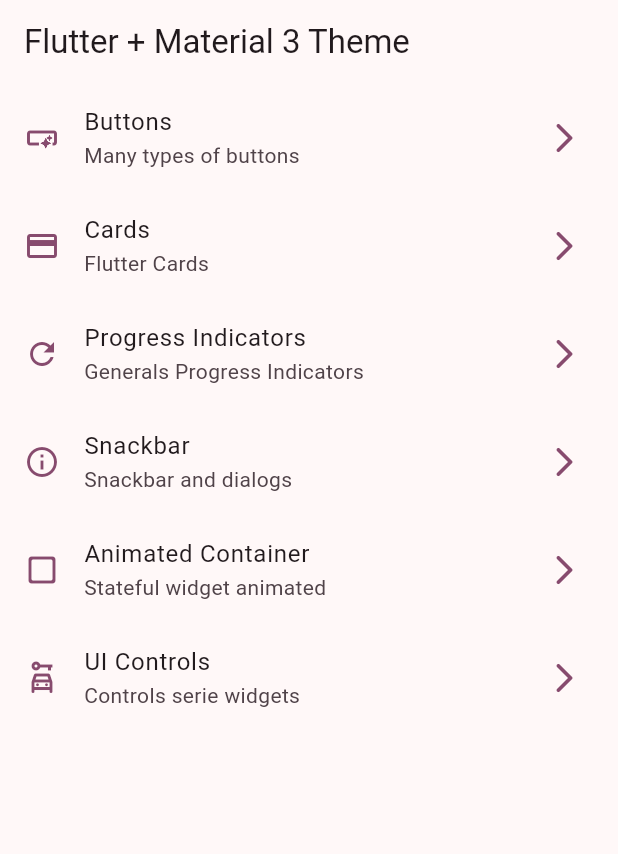
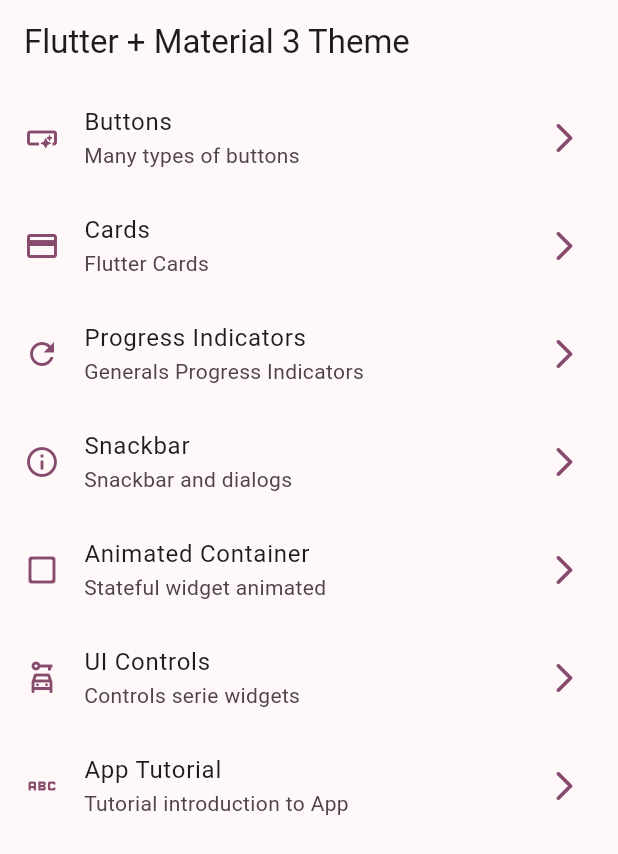
Before and after one commit to jquinterom/flutter-widgets, a Flutter app: the screen it shows after launch, on a phone screen of 412 x 824 dp. Shown: the top 854 px of the screen. Run offline on Flutter 3.47's test engine with Material 3 defaults, Android fonts, the phone set to English and light mode, and no system bars; our stand-ins replace go_router.

```diff
--- a/lib/config/menu/menu_items.dart
+++ b/lib/config/menu/menu_items.dart
@@ -51,4 +51,10 @@ const appMenuItems = <MenuItem>[
     link: '/ui_controls',
     icon: Icons.car_rental_outlined,
   ),
+  MenuItem(
+    title: 'App Tutorial',
+    subTitle: 'Tutorial introduction to App',
+    link: '/tutorial',
+    icon: Icons.abc_outlined,
+  ),
 ];
--- a/lib/config/router/app_router.dart
+++ b/lib/config/router/app_router.dart
@@ -40,5 +40,10 @@ final appRouter = GoRouter(
       name: UIControlsScreen.routeName,
       builder: (context, state) => UIControlsScreen(),
     ),
+    GoRoute(
+      path: '/tutorial',
+      name: AppTutorialScreen.routeName,
+      builder: (context, state) => AppTutorialScreen(),
+    ),
   ],
 );
--- a/pubspec.yaml
+++ b/pubspec.yaml
@@ -18,3 +18,6 @@ dev_dependencies:
 
 flutter:
   uses-material-design: true
+
+assets:
+  - assets/images/
```
Also changed, not shown: assets/images/1.png (added), assets/images/2.png (added), assets/images/3.png (added), assets/images/jar-loading.gif (added).
